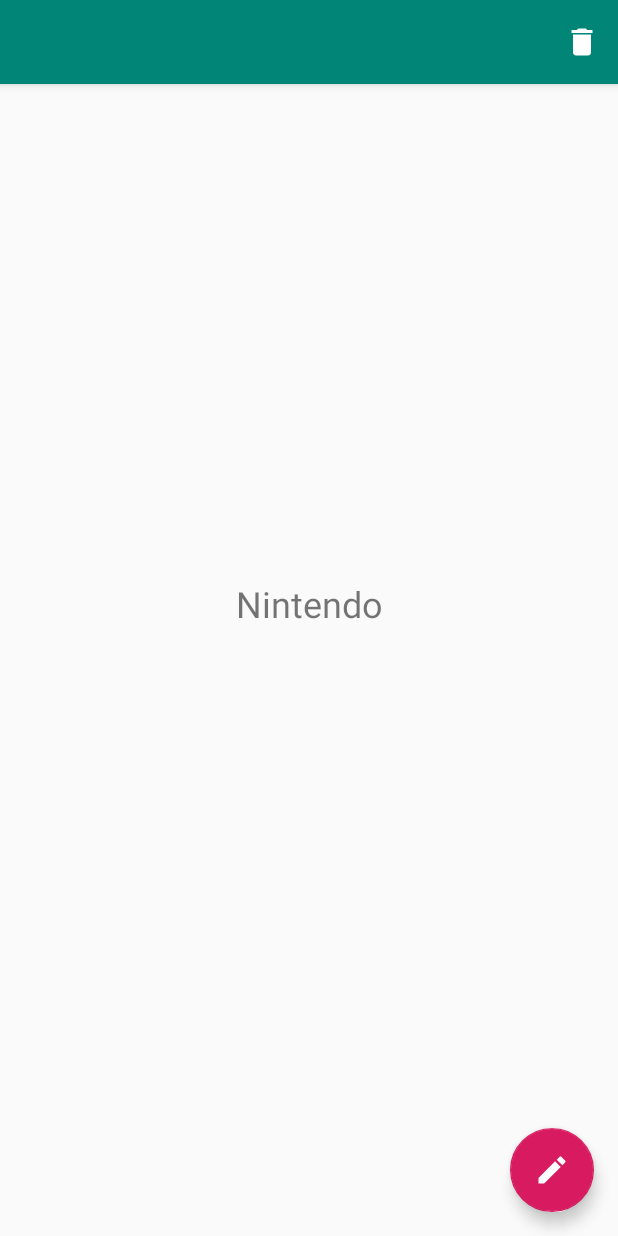
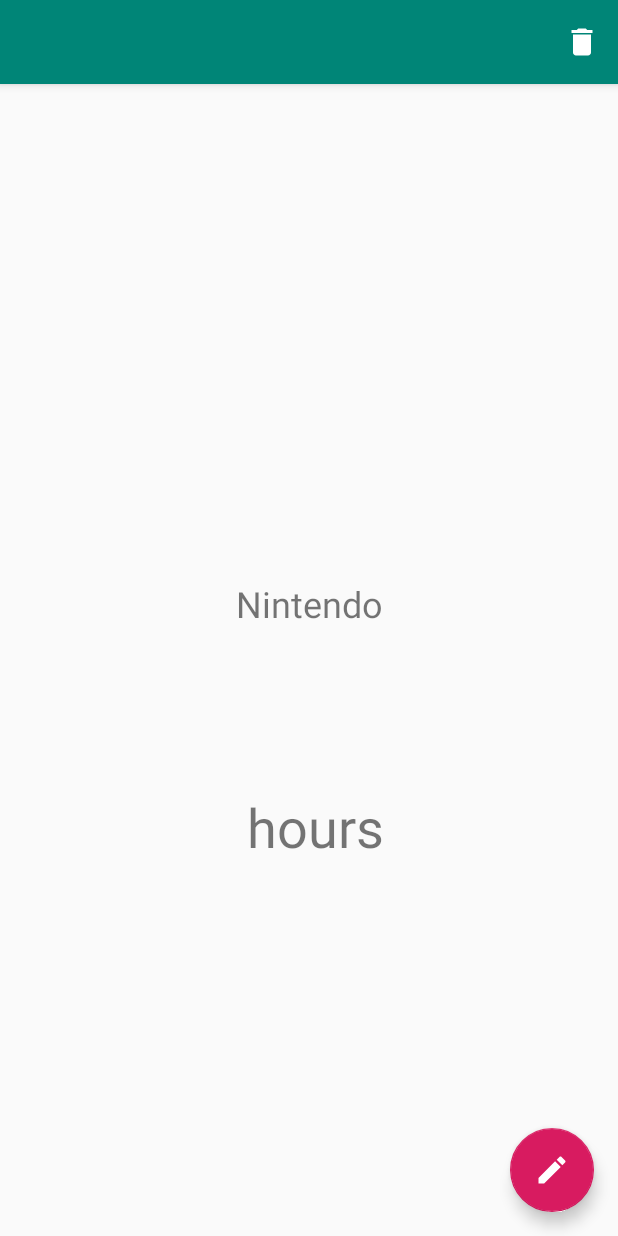
Before and after one commit to Phille22/GameTracker, an Android app: the NewGameActivity screen opened directly, with no data from a screen before it, after a tap on "SAVE", on a phone screen of 412 x 824 dp. Run offline under Robolectric (Android 15) with nearby library versions, the phone set to English and light mode, and no system bars; 7 statements that could not run were skipped.

Commit message:
Små textförändringar, översatt till svenska, kodstädning samt kodputs, buggar fixade

```diff
--- a/app/build.gradle
+++ b/app/build.gradle
@@ -7,7 +7,7 @@
         minSdkVersion 17
         targetSdkVersion 28
         versionCode 1
-        versionName "0.7"
+        versionName "1.0"
         testInstrumentationRunner "android.support.test.runner.AndroidJUnitRunner"
         vectorDrawables.useSupportLibrary = true
     }
--- a/app/src/main/AndroidManifest.xml
+++ b/app/src/main/AndroidManifest.xml
@@ -4,6 +4,7 @@
 
     <application
         android:allowBackup="true"
+        android:fullBackupContent="true"
         android:icon="@mipmap/ic_launcher"
         android:label="@string/app_name"
         android:roundIcon="@mipmap/ic_launcher_round"
--- a/app/src/main/java/com/example/gametracker/NewGameActivity.java
+++ b/app/src/main/java/com/example/gametracker/NewGameActivity.java
@@ -3,7 +3,6 @@
 import android.content.Intent;
 import android.graphics.Bitmap;
 import android.graphics.drawable.BitmapDrawable;
-import android.media.Image;
 import android.net.Uri;
 import android.provider.MediaStore;
 import android.support.annotation.Nullable;
@@ -26,11 +25,10 @@
     private EditText hoursPlayed;
     private Spinner gameConsoleSelect;
     private String gameConsoleSelected;
-    static final int REQUEST_IMAGE_CAPTURE = 1;
-    static final int REQUEST_IMAGE_GET = 2;
-    public ArrayList<Game> arrayList;
-    public Integer arrayPosition;
-    Helpers helpers;
+    private static final int REQUEST_IMAGE_CAPTURE = 1;
+    private static final int REQUEST_IMAGE_GET = 2;
+    private Integer arrayPosition;
+    private Helpers helpers;
 
 
     @Override
@@ -79,7 +77,7 @@
     }
 
     //Adapter för spinner
-    public void arrayAdapter(){
+    private void arrayAdapter(){
         ArrayAdapter<CharSequence> adapter = ArrayAdapter.createFromResource(this, R.array.game_consoles, android.R.layout.simple_spinner_item);
         adapter.setDropDownViewResource(android.R.layout.simple_spinner_dropdown_item);
         gameConsoleSelect.setAdapter(adapter);
@@ -93,6 +91,7 @@
         }
     }
 
+    //Hämta bild från galleri
     public void getImage(View view) {
         Intent intent = new Intent(Intent.ACTION_GET_CONTENT);
         intent.setType("image/*");
@@ -104,7 +103,7 @@
     //Spara spelet
     public void saveGame(View view){
         String bitMapString;
-        arrayList = helpers.loadData(this);
+        ArrayList<Game> arrayList = helpers.loadData(this);
         Intent intent = new Intent(this, ViewGameActivity.class);
         if(gameImage.getDrawable() == null){
             bitMapString = "";
--- a/app/src/main/java/com/example/gametracker/ViewGameActivity.java
+++ b/app/src/main/java/com/example/gametracker/ViewGameActivity.java
@@ -16,14 +16,14 @@
 import java.util.ArrayList;
 
 public class ViewGameActivity extends AppCompatActivity {
-    ImageView gameImage;
-    String gameName;
-    TextView gameConsole;
-    TextView hoursPlayed;
-    String imageBitmapString;
-    int arrayPosition;
-    public ArrayList<Game> gameList;
-    Helpers helpers;
+    private String gameName;
+    private TextView gameConsole;
+    private TextView hoursPlayed;
+    private String imageBitmapString;
+    private String hoursPlayedString;
+    private int arrayPosition;
+    private ArrayList<Game> gameList;
+    private Helpers helpers;
 
     @Override
     protected void onCreate(Bundle savedInstanceState) {
@@ -31,8 +31,7 @@
         setContentView(R.layout.activity_view_game);
         Toolbar toolbar = findViewById(R.id.toolbar);
         gameList = helpers.loadData(this);
-        gameImage = findViewById(R.id.imageViewGameImage);
-        //gameName = findViewById(R.id.textViewGameName);
+        ImageView gameImage = findViewById(R.id.imageViewGameImage);
         gameConsole = findViewById(R.id.textViewGameConsole);
         hoursPlayed = findViewById(R.id.textViewHoursPlayed);
         setSupportActionBar(toolbar);
@@ -43,11 +42,10 @@
         gameImage.setImageBitmap(stringImage);
         gameName = intent.getStringExtra("Name");
         this.setTitle(gameName);
-        //gameName.setText(gameNames);
         String gameConsoleString = intent.getStringExtra("Console");
         gameConsole.setText(gameConsoleString);
-        String hoursPlayedString = intent.getStringExtra("Hours");
-        hoursPlayed.setText(hoursPlayedString);
+        hoursPlayedString = intent.getStringExtra("Hours");
+        hoursPlayed.setText(getString(R.string.hours_played, hoursPlayedString));
         arrayPosition = intent.getIntExtra("Position", -1);
 
 
@@ -63,12 +61,10 @@
 
     @Override
     public boolean onOptionsItemSelected(MenuItem item) {
-        switch (item.getItemId()) {
-            case R.id.action_delete_single:
-                showDeleteAlert();
-                return true;
-                default:
-                    //Gör ingenting
+        //Gör ingenting
+        if (item.getItemId() == R.id.action_delete_single) {
+            showDeleteAlert();
+            return true;
         }
         return super.onOptionsItemSelected(item);
     }
@@ -78,27 +74,27 @@
         intent.putExtra("Image", imageBitmapString);
         intent.putExtra("Name", gameName);
         intent.putExtra("Console", gameConsole.getText().toString());
-        intent.putExtra("Hours", hoursPlayed.getText().toString());
+        intent.putExtra("Hours", hoursPlayedString);
         intent.putExtra("Position", arrayPosition);
         startActivity(intent);
         finish();
     }
 
-    public void showDeleteAlert(){
+    private void showDeleteAlert(){
         AlertDialog.Builder myAlertBuilder = new AlertDialog.Builder(ViewGameActivity.this);
         //Varningsmeddelandet
-        myAlertBuilder.setTitle("Är du säker?");
-        myAlertBuilder.setMessage("Vill du radera " + gameName + "?");
+        myAlertBuilder.setTitle(R.string.alert_are_you_sure);
+        myAlertBuilder.setMessage(getString(R.string.alert_delete_single, gameName));
         //Knapparna för varningsmeddelandet
         //Ta bort listan
-        myAlertBuilder.setPositiveButton("JA", (dialog, which) -> {
+        myAlertBuilder.setPositiveButton(R.string.alert_yes, (dialog, which) -> {
             Intent intent = new Intent(this, MainActivity.class);
             gameList.remove(arrayPosition);
             Log.d("RADERAT", "" + arrayPosition);
             helpers.saveData(gameList, ViewGameActivity.this);
             startActivity(intent);
         });
-        myAlertBuilder.setNegativeButton("NEJ", (dialog, which) -> {
+        myAlertBuilder.setNegativeButton(R.string.alert_no, (dialog, which) -> {
             //Gör ingenting
         });
         //Skapa och visa varningsmeddelandet
--- a/app/src/main/res/layout/content_view_game.xml
+++ b/app/src/main/res/layout/content_view_game.xml
@@ -15,6 +15,7 @@
         android:layout_marginStart="8dp"
         android:layout_marginTop="8dp"
         android:layout_marginEnd="8dp"
+        android:contentDescription="@string/game_image_description"
         app:layout_constraintEnd_toEndOf="parent"
         app:layout_constraintStart_toStartOf="parent"
         app:layout_constraintTop_toTopOf="parent"
@@ -28,7 +29,6 @@
         android:layout_marginTop="8dp"
         android:layout_marginEnd="8dp"
         android:layout_marginBottom="8dp"
-        android:text="TextView"
         android:textSize="24sp"
         app:layout_constraintBottom_toTopOf="@+id/textViewHoursPlayed"
         app:layout_constraintEnd_toEndOf="parent"
@@ -43,7 +43,6 @@
         android:layout_marginTop="8dp"
         android:layout_marginEnd="8dp"
         android:layout_marginBottom="8dp"
-        android:text="TextView"
         android:textSize="36sp"
         app:layout_constraintBottom_toBottomOf="parent"
         app:layout_constraintEnd_toEndOf="parent"
--- a/app/src/main/res/layout/game_item.xml
+++ b/app/src/main/res/layout/game_item.xml
@@ -1,6 +1,5 @@
 <?xml version="1.0" encoding="utf-8"?>
 <LinearLayout xmlns:android="http://schemas.android.com/apk/res/android"
-    xmlns:app="http://schemas.android.com/apk/res-auto"
     xmlns:tools="http://schemas.android.com/tools"
     android:layout_width="match_parent"
     android:layout_height="wrap_content"
@@ -17,6 +16,7 @@
             android:layout_height="39dp"
             android:layout_gravity="center|start"
             android:scaleType="centerCrop"
+            android:contentDescription="@string/game_image_description"
             tools:srcCompat="@tools:sample/backgrounds/scenic[7]" />
 
         <TextView
@@ -24,7 +24,6 @@
             android:layout_width="wrap_content"
             android:layout_height="wrap_content"
             android:layout_gravity="center"
-            android:text="TextView"
             android:textAlignment="center"
             android:textSize="24sp" />
     </android.support.v7.widget.CardView>
--- a/app/src/main/res/values/strings.xml
+++ b/app/src/main/res/values/strings.xml
@@ -1,6 +1,5 @@
 <resources>
     <string name="app_name">GameTracker</string>
-    <string name="action_settings">Settings</string>
     <string name="title_activity_view_game">ViewGameActivity</string>
     <string name="delete_all">Delete all</string>
     <string name="sort_list">Sort List</string>
@@ -8,6 +7,19 @@
     <string name="playtime_sort">Playtime</string>
     <string name="delete">Delete</string>
     <string name="console">Console</string>
+    <string name="hours_played">%1$s hours</string>
+    <string name="alert_are_you_sure">Are you sure?</string>
+    <string name="alert_delete_all">Do you really want to delete all games?</string>
+    <string name="alert_delete_single">Do you really want to delete %1$s?</string>
+    <string name="alert_yes">YES</string>
+    <string name="alert_no">NO</string>
+    <string name="new_image_description">New image</string>
+    <string name="game_image_description">Game Image</string>
+    <string name="name_hint">Name</string>
+    <string name="take_picture_button">Take Picture</string>
+    <string name="save_button">Save</string>
+    <string name="hours_played_hint">Hours played</string>
+    <string name="choose_from_gallery_button">Choose from gallery</string>
 
     <string-array name="game_consoles">
         <item>Nintendo</item>
```
Also changed, not shown: app/src/main/java/com/example/gametracker/Game.java (+2 -6 lines), app/src/main/java/com/example/gametracker/GameAdapter.java (+7 -7 lines), app/src/main/java/com/example/gametracker/MainActivity.java (+9 -10 lines), app/src/main/res/layout/activity_new_game.xml (+8 -5 lines), 1 other file.
